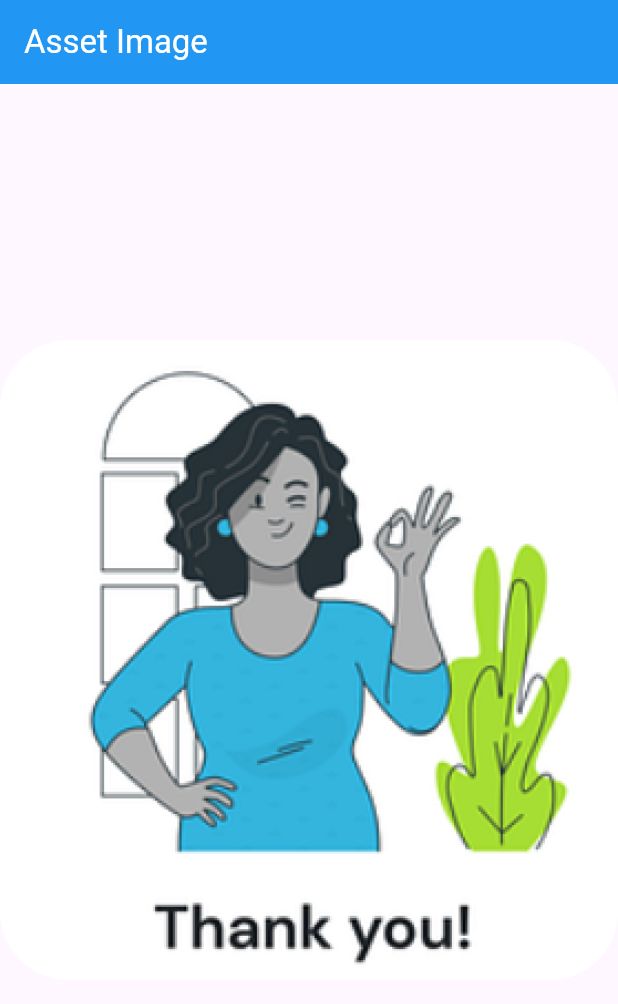
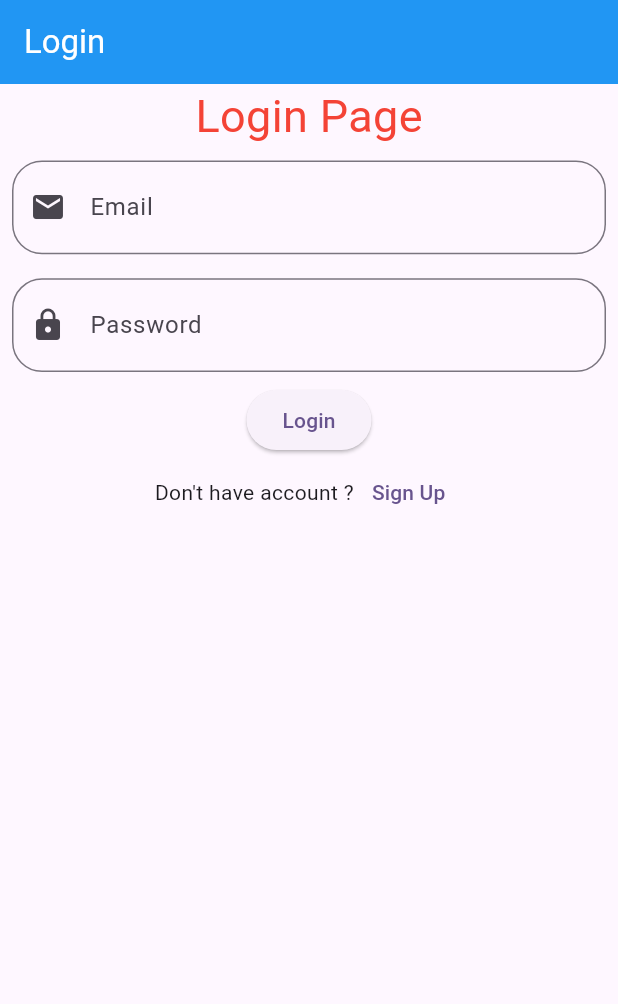
Before and after one commit to AbRehman536/Flutter_sec_10, a Flutter app: the screen it shows after launch, on a phone screen of 412 x 824 dp. Shown: the top 1004 px of the screen. Run offline on Flutter 3.47's test engine with Material 3 defaults, Android fonts, the phone set to English and light mode, and no system bars.

Commit message:
Login Form and Validation done

```diff
--- /dev/null
+++ b/lib/login_form.dart
@@ -0,0 +1,74 @@
+import 'package:flutter/material.dart';
+
+class LoginFormDemo extends StatefulWidget {
+  const LoginFormDemo({super.key});
+
+  @override
+  State<LoginFormDemo> createState() => _LoginFormDemoState();
+}
+
+class _LoginFormDemoState extends State<LoginFormDemo> {
+  TextEditingController emailController = TextEditingController();
+  TextEditingController passwordController = TextEditingController();
+  @override
+  Widget build(BuildContext context) {
+    return Scaffold(
+      appBar: AppBar(
+        title: Text("Login"),
+        backgroundColor: Colors.blue,
+        foregroundColor: Colors.white,
+      ),
+      body: Column(children: [
+        Text("Login Page",style: TextStyle(fontSize: 30,color: Colors.red),),
+        Padding(
+          padding: const EdgeInsets.all(8.0),
+          child: TextField(
+            controller: emailController,
+            decoration: InputDecoration(
+              label: Text("Email"),
+              hintText: 'abdullah@gmail.com',
+              prefixIcon: Icon(Icons.email),
+              suffix: Icon(Icons.account_balance),
+              border: OutlineInputBorder(
+                borderRadius: BorderRadius.circular(20),
+              ) ,
+            ),
+          ),
+        ),
+        Padding(
+          padding: const EdgeInsets.all(8.0),
+          child: TextField(
+            controller: passwordController,
+            decoration: InputDecoration(
+              label: Text("Password"),
+              hintText: '12345678',
+              prefixIcon: Icon(Icons.lock),
+              suffix: Icon(Icons.visibility),
+              border: OutlineInputBorder(
+                borderRadius: BorderRadius.circular(20)
+              )
+            ),
+          ),
+        ),
+        ElevatedButton(onPressed: () {
+          if(emailController.text.isEmpty){
+            ScaffoldMessenger.of(context).showSnackBar(SnackBar(content: Text("Email is Empty")));
+            return;
+          }
+          if(passwordController.text.isEmpty){
+            ScaffoldMessenger.of(context).showSnackBar(SnackBar(content: Text("Password is Empty")));
+          }
+          if(passwordController.text.length < 8 ){
+            ScaffoldMessenger.of(context).showSnackBar(SnackBar(content: Text("Password is not less than 8 digits")));
+          }
+        }, child: Text("Login"),),
+        Row(
+          mainAxisAlignment: MainAxisAlignment.center,
+          children: [
+          Text("Don't have account ?"),
+          TextButton(onPressed: (){}, child: Text("Sign Up"))
+        ],)
+      ],),
+    );
+  }
+}
--- a/lib/main.dart
+++ b/lib/main.dart
@@ -1,6 +1,7 @@
 import 'package:flutter/material.dart';
 import 'package:flutter_sec_10/assets_images.dart';
 import 'package:flutter_sec_10/floating_action_button.dart';
+import 'package:flutter_sec_10/login_form.dart';
 import 'package:flutter_sec_10/nested_row_column.dart';
 import 'package:flutter_sec_10/network_image.dart';
 import 'package:flutter_sec_10/row_column.dart';
@@ -37,7 +38,7 @@ class MyApp extends StatelessWidget {
         // tested with just a hot reload.
         colorScheme: ColorScheme.fromSeed(seedColor: Colors.deepPurple),
       ),
-      home: AssetsImagesDemo(),
+      home: LoginFormDemo(),
     );
   }
 }
```
